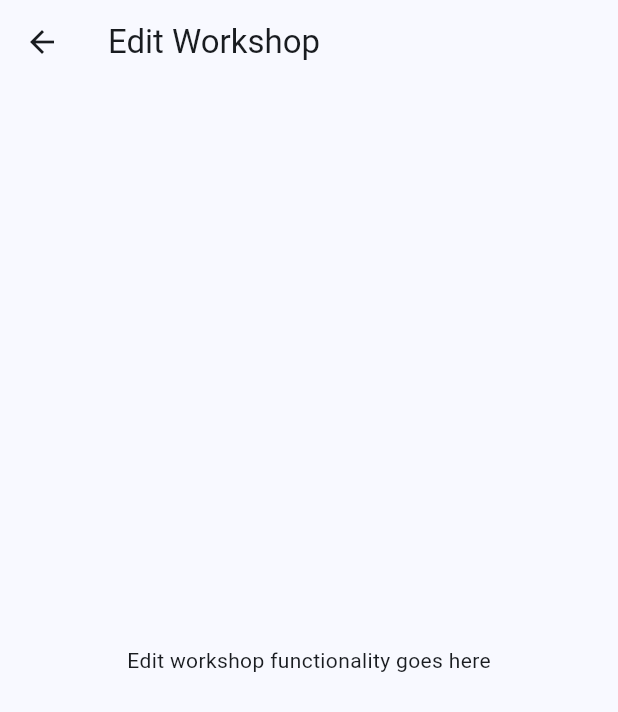
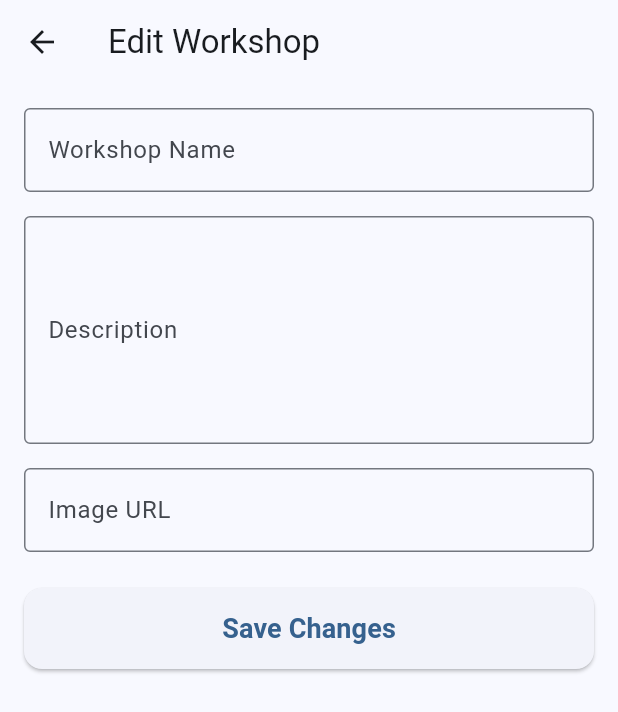
Before and after one commit to AndreFerreira5/pitfix, a Flutter app: the WorkshopDetailPage screen opened directly with empty values, after a tap on the "edit" icon, on a phone screen of 412 x 824 dp. Shown: the top 712 px of the screen. Run offline on Flutter 3.47's test engine with Material 3 defaults, Android fonts, the phone set to English and light mode, and no system bars; our stand-ins replace flutter_secure_storage, get, iconsax; missing offline and left inert: paseto; accounts and stored records are empty; network calls fail.

Commit message:
frontend: auto reload of workshop pages

```diff
--- a/frontend/lib/src/repository/assistance_request_repository.dart
+++ b/frontend/lib/src/repository/assistance_request_repository.dart
@@ -60,15 +60,12 @@ class AssistanceRequestRepository {
 
   Future<String> createAssistanceRequest(AssistanceRequest assistanceRequest, String username) async {
     var requestJson = assistanceRequest.toJson();
-    print(requestJson);
     final uri = Uri.parse('/assistance_request/add?username=$username');
 
     final response = await apiClient.post(uri.toString(), body: requestJson);
-    print('Response body: ${response.body}');
 
     if (response.statusCode == 200) {
       final List<dynamic> decoded = json.decode(response.body);
-      print("Decoded: $decoded");
       return decoded[0];
     } else {
       throw Exception('Failed to create assistance request');
@@ -92,12 +89,9 @@ class AssistanceRequestRepository {
   }
 
   Future<String> deleteAssistanceRequest(String requestId, String username) async {
-    print("boas1");
     final uri = Uri.parse('/assistance_request/delete/$requestId?username=$username');
-    print(uri.toString());
 
     final response = await apiClient.delete(uri.toString());
-    print("boas");
 
     if (response.statusCode == 200) {
       final Map<String, dynamic> decoded = json.decode(response.body)[0];
--- a/frontend/lib/src/repository/workshop_repository.dart
+++ b/frontend/lib/src/repository/workshop_repository.dart
@@ -94,7 +94,7 @@ class WorkshopRepository {
     );
 
     if (response.statusCode == 200) {
-      final Map<String, dynamic> decoded = json.decode(response.body);
+      final Map<String, dynamic> decoded = json.decode(response.body)[0];
       return decoded['message'];
     } else if (response.statusCode == 404) {
       throw Exception('Workshop not found');
--- a/frontend/lib/src/ui/workshop.dart
+++ b/frontend/lib/src/ui/workshop.dart
@@ -4,12 +4,25 @@ import '../models/workshop.dart';
 import '../repository/workshop_repository.dart';
 import 'add_request.dart';
 
-class WorkshopDetailPage extends StatelessWidget {
+class WorkshopDetailPage extends StatefulWidget {
   final Workshop workshop;
 
   WorkshopDetailPage({Key? key, required this.workshop}) : super(key: key);
 
+  @override
+  State<WorkshopDetailPage> createState() => _WorkshopDetailPageState();
+}
+
+class _WorkshopDetailPageState extends State<WorkshopDetailPage> {
+  late Workshop workshop;
+
   final WorkshopRepository _workshopRepository = Get.find<WorkshopRepository>();
+
+  @override
+  void initState() {
+    super.initState();
+    workshop = widget.workshop; // Initialize the workshop instance
+  }
 
   @override
   Widget build(BuildContext context) {
@@ -19,14 +32,21 @@ class WorkshopDetailPage extends StatelessWidget {
         actions: [
           IconButton(
             icon: const Icon(Icons.edit),
-            onPressed: () {
-              // Navigate to edit workshop page or handle edit functionality
-              Navigator.push(
+            onPressed: () async {
+              // Navigate to the edit workshop page and wait for the result
+              final updatedWorkshop = await Navigator.push(
                 context,
                 MaterialPageRoute(
                   builder: (context) => EditWorkshopPage(workshop: workshop),
                 ),
               );
+
+              if (updatedWorkshop != null) {
+                // Update the workshop details with the edited data
+                setState(() {
+                  workshop = updatedWorkshop; // Refresh the UI
+                });
+              }
             },
           ),
           IconButton(
@@ -118,7 +138,8 @@ class WorkshopDetailPage extends StatelessWidget {
                   Navigator.push(
                     context,
                     MaterialPageRoute(
-                      builder: (context) => AddRequestPage(preselectedWorkshop: workshop.name),
+                      builder: (context) =>
+                          AddRequestPage(preselectedWorkshop: workshop.name),
                     ),
                   );
                 },
@@ -189,10 +210,41 @@ class WorkshopDetailPage extends StatelessWidget {
   }
 }
 
-class EditWorkshopPage extends StatelessWidget {
+
+class EditWorkshopPage extends StatefulWidget {
   final Workshop workshop;
 
   const EditWorkshopPage({Key? key, required this.workshop}) : super(key: key);
+
+  @override
+  State<EditWorkshopPage> createState() => _EditWorkshopPageState();
+}
+
+class _EditWorkshopPageState extends State<EditWorkshopPage> {
+  final _formKey = GlobalKey<FormState>();
+  final TextEditingController _nameController = TextEditingController();
+  final TextEditingController _descriptionController = TextEditingController();
+  final TextEditingController _imageUrlController = TextEditingController();
+
+  final WorkshopRepository _workshopRepository = Get.find<WorkshopRepository>();
+
+  @override
+  void initState() {
+    super.initState();
+    // Pre-fill the form fields with the existing workshop data
+    _nameController.text = widget.workshop.name;
+    _descriptionController.text = widget.workshop.description ?? '';
+    _imageUrlController.text = widget.workshop.imageUrl ?? '';
+  }
+
+  @override
+  void dispose() {
+    // Dispose controllers to free resources
+    _nameController.dispose();
+    _descriptionController.dispose();
+    _imageUrlController.dispose();
+    super.dispose();
+  }
 
   @override
   Widget build(BuildContext context) {
@@ -200,9 +252,116 @@ class EditWorkshopPage extends StatelessWidget {
       appBar: AppBar(
         title: const Text('Edit Workshop'),
       ),
-      body: Center(
-        child: Text('Edit workshop functionality goes here'),
+      body: Padding(
+        padding: const EdgeInsets.all(16.0),
+        child: Form(
+          key: _formKey,
+          child: ListView(
+            children: [
+              // Name Field
+              TextFormField(
+                controller: _nameController,
+                decoration: const InputDecoration(
+                  labelText: 'Workshop Name',
+                  border: OutlineInputBorder(),
+                ),
+                validator: (value) {
+                  if (value == null || value.trim().isEmpty) {
+                    return 'Name is required';
+                  }
+                  return null;
+                },
+              ),
+              const SizedBox(height: 16),
+
+              // Description Field
+              TextFormField(
+                controller: _descriptionController,
+                maxLines: 5,
+                decoration: const InputDecoration(
+                  labelText: 'Description',
+                  border: OutlineInputBorder(),
+                ),
+                validator: (value) {
+                  if (value == null || value.trim().isEmpty) {
+                    return 'Description is required';
+                  }
+                  return null;
+                },
+              ),
+              const SizedBox(height: 16),
+
+              // Image URL Field
+              TextFormField(
+                controller: _imageUrlController,
+                decoration: const InputDecoration(
+                  labelText: 'Image URL',
+                  border: OutlineInputBorder(),
+                ),
+                validator: (value) {
+                  if (value != null && value.isNotEmpty) {
+                    final uri = Uri.tryParse(value);
+                    if (uri == null || !uri.isAbsolute) {
+                      return 'Enter a valid URL';
+                    }
+                  }
+                  return null;
+                },
+              ),
+              const SizedBox(height: 24),
+
+              // Save Button
+              ElevatedButton(
+                onPressed: _saveWorkshop,
+                style: ElevatedButton.styleFrom(
+                  padding: const EdgeInsets.symmetric(vertical: 14),
+                  shape: RoundedRectangleBorder(
+                    borderRadius: BorderRadius.circular(12),
+                  ),
+                ),
+                child: const Text(
+                  'Save Changes',
+                  style: TextStyle(fontSize: 18, fontWeight: FontWeight.bold),
+                ),
+              ),
+            ],
+          ),
+        ),
       ),
     );
   }
+
+  void _saveWorkshop() async {
+    if (!_formKey.currentState!.validate()) {
+      // If the form is invalid, stop the save process
+      return;
+    }
+
+    try {
+      // Create an updated workshop object
+      final updatedWorkshop = Workshop(
+        id: widget.workshop.id,
+        name: _nameController.text.trim(),
+        description: _descriptionController.text.trim(),
+        imageUrl: _imageUrlController.text.trim(),
+        rating: widget.workshop.rating,
+      );
+
+      // Update the workshop in the backend
+      await _workshopRepository.editWorkshop(widget.workshop.id!, updatedWorkshop);
+
+      // Show success message
+      ScaffoldMessenger.of(context).showSnackBar(
+        const SnackBar(content: Text('Workshop updated successfully')),
+      );
+
+      // Navigate back to the previous screen with updated workshop
+      Navigator.pop(context, updatedWorkshop);
+    } catch (e) {
+      // Handle errors
+      ScaffoldMessenger.of(context).showSnackBar(
+        SnackBar(content: Text('Failed to update workshop: $e')),
+      );
+    }
+  }
 }
```
Also changed, not shown: frontend/lib/src/ui/user_requests.dart (+12 -2 lines), frontend/lib/src/ui/workshops.dart (+8 -10 lines).
